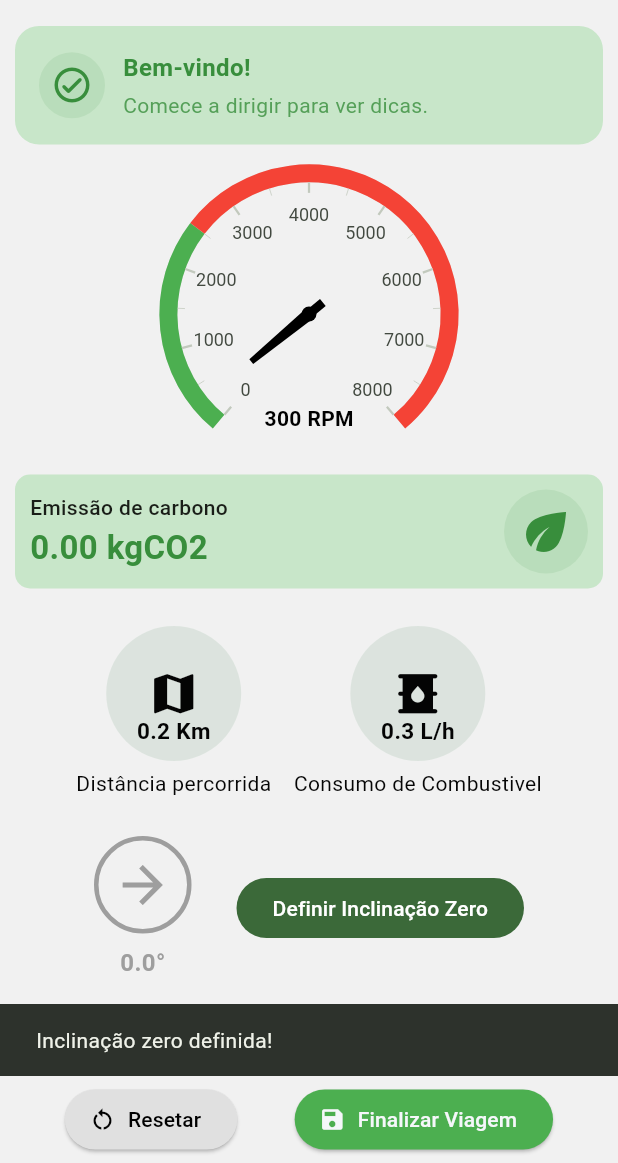
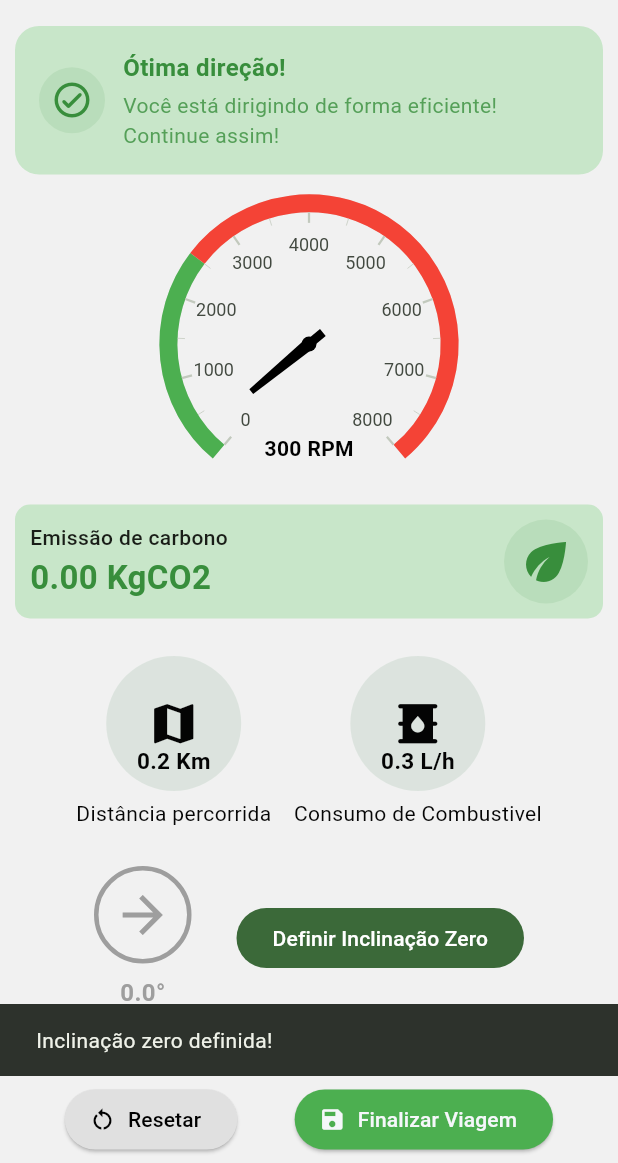
Before and after one commit to lgs8Lucas/ecoDrive, a Flutter app: the EcoDriveSimulatedPage screen opened directly with empty values, after a tap on "Definir Inclinação Zero", on a phone screen of 412 x 824 dp, the part 73-1236 px from its top. Run offline on Flutter 3.47's test engine with Material 3 defaults, Android fonts, the phone set to English and light mode, and no system bars; drawn by our look-alikes of syncfusion_flutter_gauges; our stand-ins replace flutter_blue_plus, permission_handler, sensors_plus, sqflite; accounts and stored records are empty.

Commit message:
Continuado página de simulação para apresentação.

```diff
--- a/lib/controllers/eco_drive_controller.dart
+++ b/lib/controllers/eco_drive_controller.dart
@@ -44,10 +44,29 @@ class EcoDriveController {
     }
   }
 
+  double determinarFatorCarbonoSincrono(String combustivel) {
+    if (combustivel == 'Gasolina') {
+      return 2.31;
+    } else if (combustivel == 'Etanol') {
+      return 1.37;
+    } else if (combustivel == 'Diesel') {
+      return 2.68;
+    } else if (combustivel == 'Flex'){
+      return 1.84;
+    }else{
+      return 0.0;
+    }
+  }
+
   // Calcula a emissão de CO2 com base no tipo de combustível e no número de litros consumidos
   Future<double> calcularEmissaoCarbono(String combustivel, double litrosConsumidos) async {
     double fator = await determinarFatorCarbono(combustivel);
     return litrosConsumidos * fator;
   }
 
+  double calcularEmissaoCarbonoSincrona(String combustivel, double litrosConsumidos) {
+    double fator = determinarFatorCarbonoSincrono(combustivel);
+    return litrosConsumidos * fator;
+  }
+
 }
--- a/lib/pages/eco_drive_simulated_page.dart
+++ b/lib/pages/eco_drive_simulated_page.dart
@@ -38,9 +38,12 @@ class _EcoDrivePageState extends State<EcoDriveSimulatedPage> {
 
   // Simulated Values
   int _rpm = 0;
-  late Future<double> _emissaoCarbono;
+  double _emissaoCarbono = 0.0;
   double _distanciaPercorrida = 0.0;
   double _fuelConsumed = 0.0;
+
+  int kmH = 50; // Velocidade em Km/h
+  int consumoMedio = 10; // Consumo médio em L/100Km
 
   StreamSubscription<double>? _inclinationSubscription;
 
@@ -50,7 +53,6 @@ class _EcoDrivePageState extends State<EcoDriveSimulatedPage> {
     super.initState();
     _initInclinationListener();
     _startSimulationTimer();
-    _emissaoCarbono = controller.calcularEmissaoCarbono(widget.combustivel, _fuelConsumed);
   }
 
   void _startSimulationTimer() {
@@ -61,8 +63,22 @@ class _EcoDrivePageState extends State<EcoDriveSimulatedPage> {
         _fuelConsumed += 0.1; // Incremento do consumo de combustível
         _distanciaPercorrida += 0.05; // Incremento da distância percorrida
         _allTime++; // Incrementa o tempo total
+        _emissaoCarbono = controller.calcularEmissaoCarbonoSincrona(
+          widget.combustivel,
+          _fuelConsumed,
+        );
         if (_rpm <= _greenRpm) {
           _timeOnGreenRPM++; // Incrementa o tempo no RPM verde
+        }
+        // Atualiza a dica com base no RPM
+        if (_rpm > _greenRpm) {
+          _tipTile = "Atenção!";
+          _tipMessage = "Reduza as rotações para economizar combustível!";
+          _tipType = 'bad';
+        } else {
+          _tipTile = "Ótima direção!";
+          _tipMessage = "Você está dirigindo de forma eficiente! Continue assim!";
+          _tipType = 'good';
         }
       });
     });
@@ -71,6 +87,7 @@ class _EcoDrivePageState extends State<EcoDriveSimulatedPage> {
   // Função para resetar os valores
   void _reset() {
     setState(() {
+      _emissaoCarbono = 0.0;
       _distanciaPercorrida = 0.0;
       _rpm = 0;
       _allTime = 0;
@@ -153,23 +170,7 @@ class _EcoDrivePageState extends State<EcoDriveSimulatedPage> {
                 greenEnd: _greenRpm.toDouble(),
               ),
               const SizedBox(height: 2),
-              FutureBuilder<double>(
-                key: ValueKey(_fuelConsumed),
-                future: _emissaoCarbono,
-                builder: (context, snapshot) {
-                  if (snapshot.connectionState == ConnectionState.waiting) {
-                    return CircularProgressIndicator();
-                  } else if (snapshot.hasError) {
-                    return Text('Erro: ${snapshot.error}');
-                  } else {
-                    return EmissaoCarbonoCard(
-                      valor: snapshot.data!.toStringAsFixed(2),
-                      unidade: "kgCO2",
-                      status: "good", //
-                    );
-                  }
-                },
-              ),
+              EmissaoCarbonoCard(valor: _emissaoCarbono.toStringAsFixed(2), unidade: "KgCO2", status: "good"),
               const SizedBox(height: 15),
               Row(
                 mainAxisAlignment: MainAxisAlignment.center,
--- a/lib/widgets/listar_historico.dart
+++ b/lib/widgets/listar_historico.dart
@@ -111,7 +111,7 @@ Future<List<Widget>> listarHistorico(
                     style: AppStyles.simpleText.copyWith(fontSize: 14),
                   ),
                   Text(
-                    "${viagem.emissaoCarbono} kg CO₂",
+                    "${viagem.emissaoCarbono.toStringAsFixed(2)} kg CO₂",
                     style: AppStyles.simpleText.copyWith(
                       fontSize: 14,
                       fontWeight: FontWeight.bold,
```
